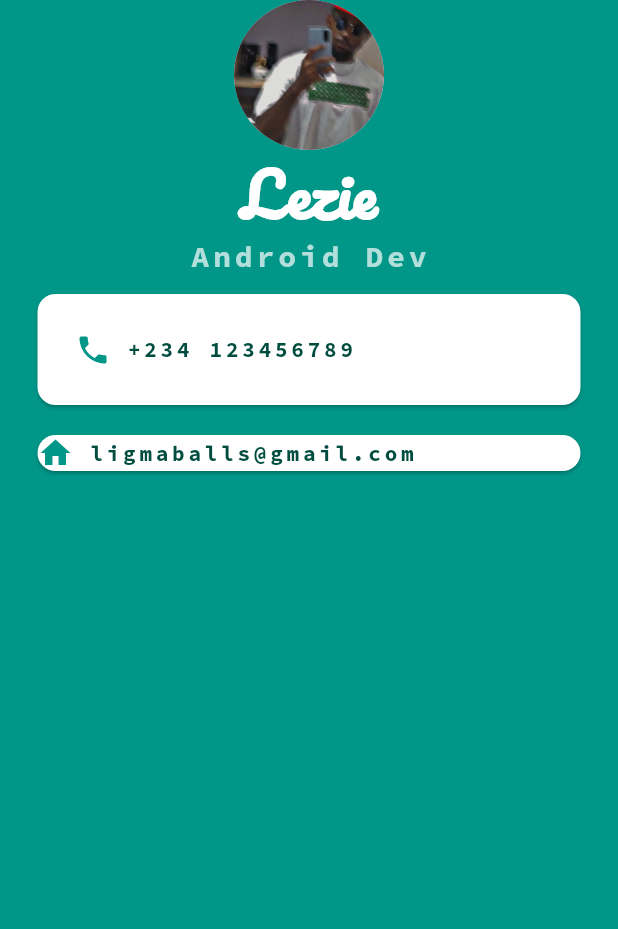
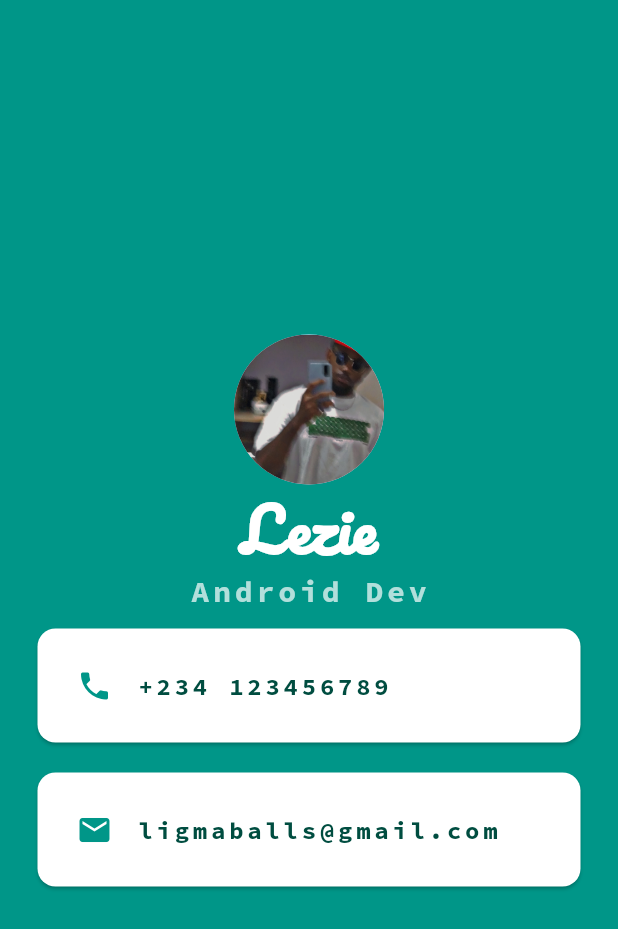
Before and after one commit to LusBlack/card, a Flutter app: the screen it shows after launch, on a phone screen of 412 x 824 dp. Shown: the top 929 px of the screen. Run offline on Flutter 3.47's test engine with Material 3 defaults, Android fonts, the phone set to English and light mode, and no system bars.

Commit message:
switched row widget with ListTile for simplicity. centered column with mainaxis for organisation

```diff
--- a/lima/lib/main.dart
+++ b/lima/lib/main.dart
@@ -12,7 +12,7 @@ class MyApp extends StatelessWidget {
         backgroundColor: Colors.teal,
         body: SafeArea(
           child: Column(
-            //mainAxisAlignment: MainAxisAlignment.center,
+            mainAxisAlignment: MainAxisAlignment.center,
             children: <Widget>[
               CircleAvatar(
                 radius: 50.0,
@@ -44,27 +44,21 @@ class MyApp extends StatelessWidget {
               Card(
                 color: Colors.white,
                 margin: EdgeInsets.symmetric(vertical: 10.0, horizontal: 25.0),
-                //padding: EdgeInsets.all(10.0),
                 child: Padding(
-                  padding: EdgeInsets.all(25.0),
-                  child: Row(
-                    children: <Widget>[
-                      Icon(
-                        Icons.phone,
-                        color: Colors.teal,
-                      ),
-                      SizedBox(width: 10),
-                      Text(
+                  padding: EdgeInsets.all(10.0),
+                  child: ListTile(
+                    leading: Icon(
+                        Icons.phone, color: Colors.teal),
+                        title: Text(
                         '+234 123456789',
                         style: TextStyle(
                           fontFamily: 'SourceCodePro',
                           color: Colors.teal[900],
                           fontWeight: FontWeight.bold,
                           letterSpacing: 2.5,
-                        ),
                       ),
-                    ],
-                  ),
+                    ),
+                  )
                 ),
               ),
 
@@ -72,21 +66,21 @@ class MyApp extends StatelessWidget {
               Card(
                 color: Colors.white,
                 margin: EdgeInsets.symmetric(vertical: 10.0, horizontal: 25.0),
-                //padding: EdgeInsets.all(10.0),
-                child: Row(
-                  children: <Widget>[
-                    Icon(Icons.home, color: Colors.teal),
-                    SizedBox(width: 10),
-                    Text(
+                child: Padding(
+                  padding: EdgeInsets.all(10.0),
+                child: ListTile(
+                  leading: Icon(
+                    Icons.email, color: Colors.teal),
+                    title: Text(
                       'ligmaballs@gmail.com',
                       style: TextStyle(
                         fontFamily: 'SourceCodePro',
                         color: Colors.teal[900],
                         fontWeight: FontWeight.bold,
                         letterSpacing: 2.5,
-                      ),
-                    ),
-                  ],
+                      )
+                    )
+                  )
                 ),
               ),
             ],
@@ -96,3 +90,23 @@ class MyApp extends StatelessWidget {
     );
   }
 }
+
+
+//  Row(
+//                     children: <Widget>[
+//                       Icon(
+//                         Icons.phone,
+//                         color: Colors.teal,
+//                       ),
+//                       SizedBox(width: 10),
+//                       Text(
+//                         '+234 123456789',
+//                         style: TextStyle(
+//                           fontFamily: 'SourceCodePro',
+//                           color: Colors.teal[900],
+//                           fontWeight: FontWeight.bold,
+//                           letterSpacing: 2.5,
+//                         ),
+//                       ),
+//                     ],
+//                   ),
```
